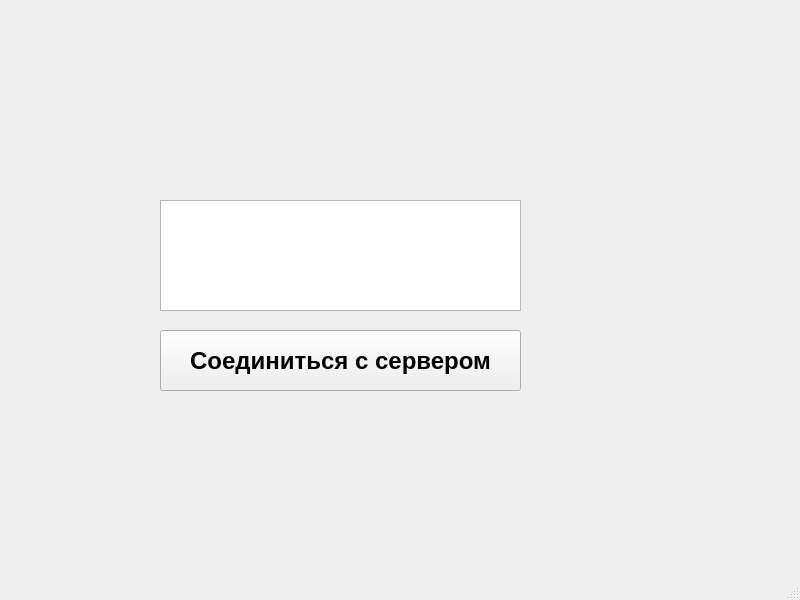
Old version of the form client/mainwindow.ui in the repository VladZg/Network_Battleship_2vs1.
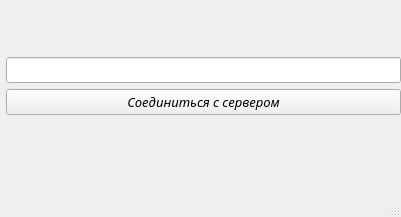
New version of the form.

Patch:
```diff
--- a/client/mainwindow.ui
+++ b/client/mainwindow.ui
@@ -6,8 +6,8 @@
    <rect>
     <x>0</x>
     <y>0</y>
-    <width>800</width>
-    <height>600</height>
+    <width>401</width>
+    <height>217</height>
    </rect>
   </property>
   <property name="font">
@@ -20,35 +20,67 @@
    <string>MainWindow</string>
   </property>
   <widget class="QWidget" name="centralwidget">
-   <widget class="QPushButton" name="pushButton">
+   <widget class="QWidget" name="formLayoutWidget">
     <property name="geometry">
      <rect>
-      <x>160</x>
-      <y>330</y>
-      <width>361</width>
-      <height>61</height>
+      <x>0</x>
+      <y>0</y>
+      <width>401</width>
+      <height>171</height>
      </rect>
     </property>
-    <property name="font">
-     <font>
-      <pointsize>18</pointsize>
-      <weight>75</weight>
-      <bold>true</bold>
-     </font>
-    </property>
-    <property name="text">
-     <string>Соединиться с сервером</string>
-    </property>
-   </widget>
-   <widget class="QPlainTextEdit" name="plainTextEdit">
-    <property name="geometry">
-     <rect>
-      <x>160</x>
-      <y>200</y>
-      <width>361</width>
-      <height>111</height>
-     </rect>
-    </property>
+    <layout class="QFormLayout" name="formLayout">
+     <property name="sizeConstraint">
+      <enum>QLayout::SetMinimumSize</enum>
+     </property>
+     <property name="labelAlignment">
+      <set>Qt::AlignCenter</set>
+     </property>
+     <property name="formAlignment">
+      <set>Qt::AlignCenter</set>
+     </property>
+     <item row="0" column="1">
+      <widget class="QLineEdit" name="loginLabel">
+       <property name="font">
+        <font>
+         <family>Unispace</family>
+         <pointsize>10</pointsize>
+         <weight>9</weight>
+         <italic>true</italic>
+         <bold>false</bold>
+        </font>
+       </property>
+       <property name="styleSheet">
+        <string notr="true">font: 75 italic 10pt &quot;Unispace&quot;;</string>
+       </property>
+       <property name="text">
+        <string/>
+       </property>
+       <property name="alignment">
+        <set>Qt::AlignCenter</set>
+       </property>
+      </widget>
+     </item>
+     <item row="1" column="1">
+      <widget class="QPushButton" name="connectToServerButton">
+       <property name="font">
+        <font>
+         <family>Ubuntu Condensed</family>
+         <pointsize>10</pointsize>
+         <weight>9</weight>
+         <italic>true</italic>
+         <bold>false</bold>
+        </font>
+       </property>
+       <property name="styleSheet">
+        <string notr="true">font: 75 italic 10pt &quot;Ubuntu Condensed&quot;;</string>
+       </property>
+       <property name="text">
+        <string>Соединиться с сервером</string>
+       </property>
+      </widget>
+     </item>
+    </layout>
    </widget>
   </widget>
   <widget class="QMenuBar" name="menubar">
```
Left out of the diff: 4 changed lines with no effect on the pictures.
